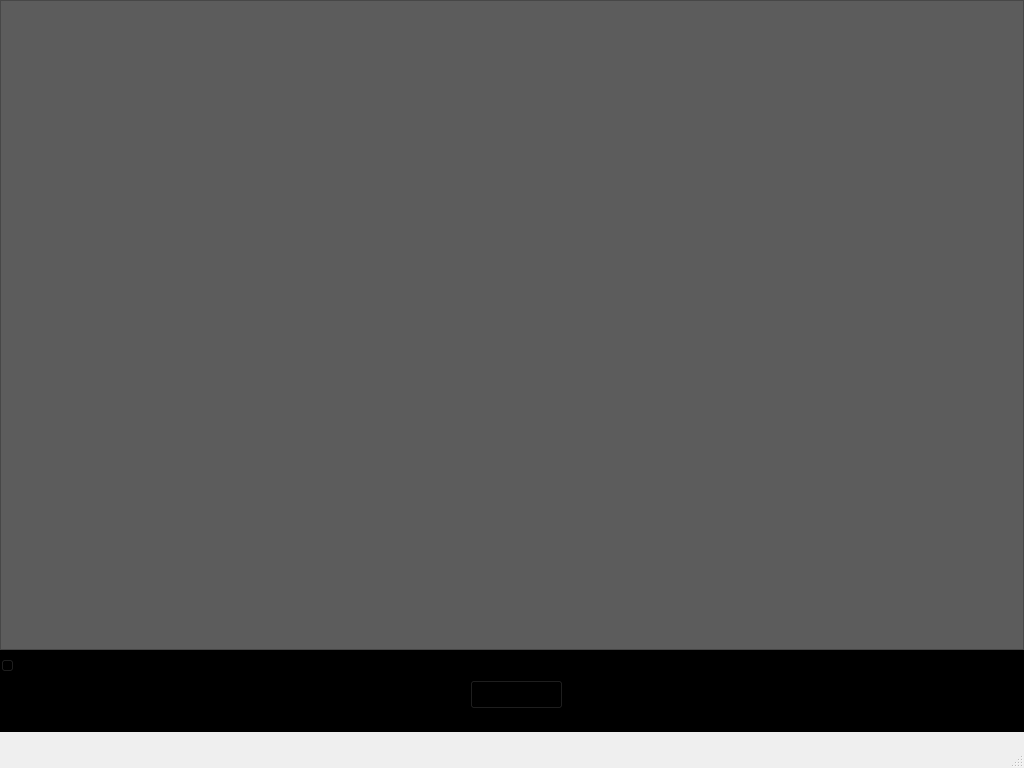
This is ui/mainmenu.ui in DoMinhTuong/python-app as Qt 5 draws it before an edit. The edited form follows.
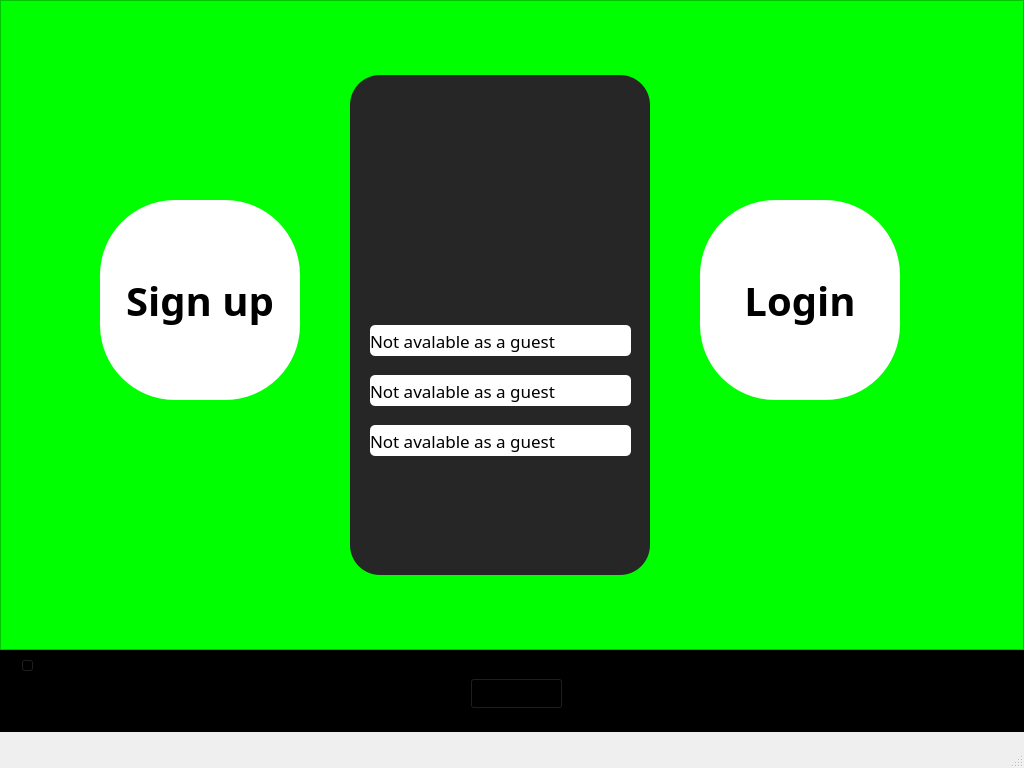
This is the edited form. Icons and pictures are not drawn.

Commit message: Main menu

The edit to the form file:
```diff
--- a/ui/mainmenu.ui
+++ b/ui/mainmenu.ui
@@ -40,7 +40,7 @@
        </rect>
       </property>
       <property name="styleSheet">
-       <string notr="true">background-color:rgb(92, 92, 92);</string>
+       <string notr="true">background-color:rgb(0, 255, 0);</string>
       </property>
       <property name="frameShape">
        <enum>QFrame::Shape::StyledPanel</enum>
@@ -48,6 +48,143 @@
       <property name="frameShadow">
        <enum>QFrame::Shadow::Raised</enum>
       </property>
+      <widget class="QPushButton" name="pushButton_2">
+       <property name="geometry">
+        <rect>
+         <x>100</x>
+         <y>200</y>
+         <width>200</width>
+         <height>200</height>
+        </rect>
+       </property>
+       <property name="font">
+        <font>
+         <family>Segoe UI Black</family>
+         <pointsize>30</pointsize>
+         <bold>true</bold>
+        </font>
+       </property>
+       <property name="styleSheet">
+        <string notr="true">background-color:rgb(255, 255, 255);
+border-radius:75px;</string>
+       </property>
+       <property name="text">
+        <string>Sign up</string>
+       </property>
+      </widget>
+      <widget class="QPushButton" name="pushButton_3">
+       <property name="geometry">
+        <rect>
+         <x>700</x>
+         <y>200</y>
+         <width>200</width>
+         <height>200</height>
+        </rect>
+       </property>
+       <property name="font">
+        <font>
+         <family>Segoe UI Black</family>
+         <pointsize>30</pointsize>
+         <bold>true</bold>
+        </font>
+       </property>
+       <property name="styleSheet">
+        <string notr="true">background-color:rgb(255, 255, 255);
+border-radius:75px;</string>
+       </property>
+       <property name="text">
+        <string>Login</string>
+       </property>
+      </widget>
+      <widget class="QFrame" name="frame_5">
+       <property name="geometry">
+        <rect>
+         <x>350</x>
+         <y>75</y>
+         <width>300</width>
+         <height>500</height>
+        </rect>
+       </property>
+       <property name="styleSheet">
+        <string notr="true">background-color:rgb(38, 38, 38);
+border-radius: 30px</string>
+       </property>
+       <property name="frameShape">
+        <enum>QFrame::Shape::StyledPanel</enum>
+       </property>
+       <property name="frameShadow">
+        <enum>QFrame::Shadow::Raised</enum>
+       </property>
+       <widget class="QLabel" name="label">
+        <property name="geometry">
+         <rect>
+          <x>20</x>
+          <y>250</y>
+          <width>261</width>
+          <height>31</height>
+         </rect>
+        </property>
+        <property name="font">
+         <font>
+          <family>Segoe UI Black</family>
+          <pointsize>13</pointsize>
+         </font>
+        </property>
+        <property name="styleSheet">
+         <string notr="true">background-color:rgb(255, 255, 255);
+border-radius: 5px;</string>
+        </property>
+        <property name="text">
+         <string>Not avalable as a guest</string>
+        </property>
+       </widget>
+       <widget class="QLabel" name="label_2">
+        <property name="geometry">
+         <rect>
+          <x>20</x>
+          <y>300</y>
+          <width>261</width>
+          <height>31</height>
+         </rect>
+        </property>
+        <property name="font">
+         <font>
+          <family>Segoe UI Black</family>
+          <pointsize>13</pointsize>
+         </font>
+        </property>
+        <property name="styleSheet">
+         <string notr="true">background-color:rgb(255, 255, 255);
+border-radius: 5px;</string>
+        </property>
+        <property name="text">
+         <string>Not avalable as a guest</string>
+        </property>
+       </widget>
+       <widget class="QLabel" name="label_3">
+        <property name="geometry">
+         <rect>
+          <x>20</x>
+          <y>350</y>
+          <width>261</width>
+          <height>31</height>
+         </rect>
+        </property>
+        <property name="font">
+         <font>
+          <family>Segoe UI Black</family>
+          <pointsize>13</pointsize>
+         </font>
+        </property>
+        <property name="styleSheet">
+         <string notr="true">background-color:rgb(255, 255, 255);
+border-radius: 5px;</string>
+        </property>
+        <property name="text">
+         <string>Not avalable as a guest</string>
+        </property>
+       </widget>
+      </widget>
      </widget>
     </widget>
     <widget class="QWidget" name="page_3">
@@ -114,9 +251,9 @@
     <widget class="QSlider" name="horizontalSlider">
      <property name="geometry">
       <rect>
-       <x>0</x>
+       <x>20</x>
        <y>0</y>
-       <width>1021</width>
+       <width>981</width>
        <height>31</height>
       </rect>
      </property>
@@ -128,9 +265,9 @@
      <property name="geometry">
       <rect>
        <x>470</x>
-       <y>30</y>
+       <y>28</y>
        <width>93</width>
-       <height>29</height>
+       <height>31</height>
       </rect>
      </property>
      <property name="text">
```
Left out of the diff: 16 changed lines with no effect on the pictures. The commit also changes 1 other file.
